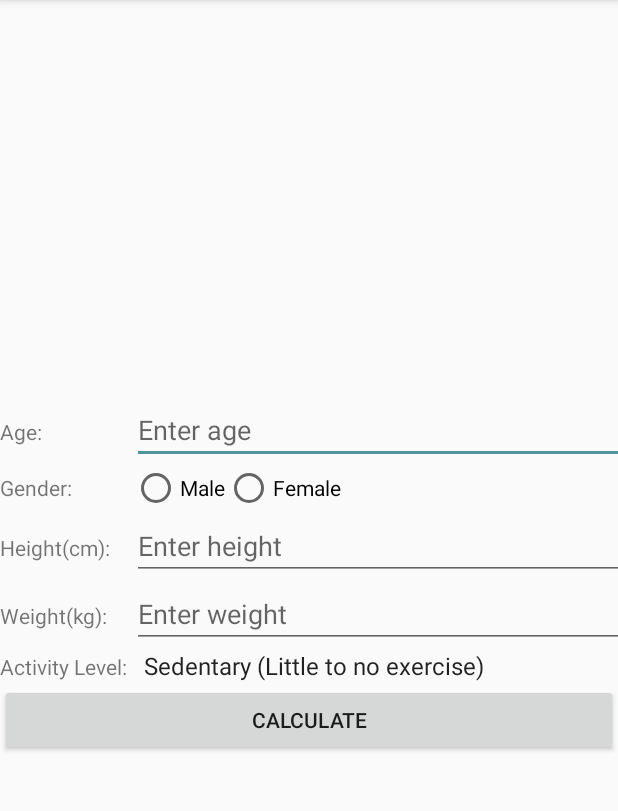
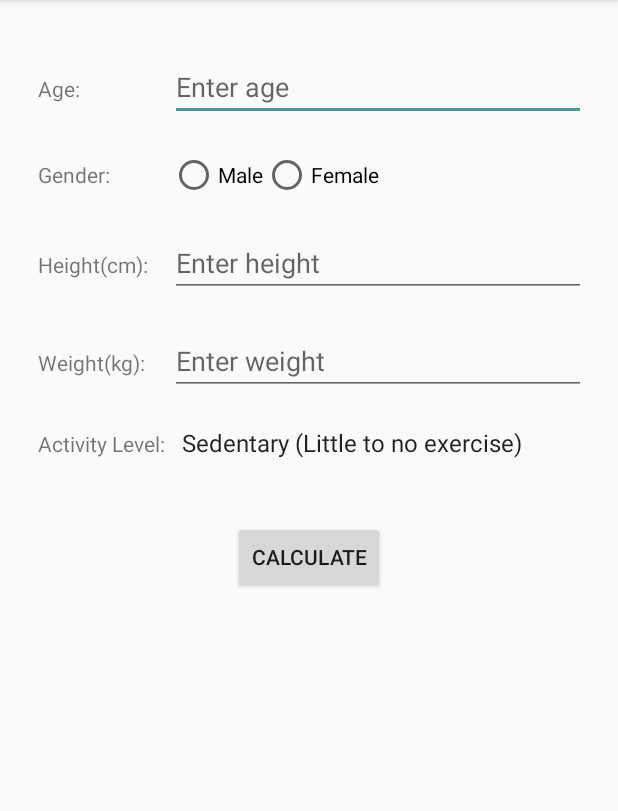
Before and after one commit to DavidOsburnUTS/1A_Old_Project, an Android app: the CalorieCalc screen opened directly, with no data from a screen before it, on a phone screen of 412 x 824 dp, the part 84-895 px from its top. Run offline under Robolectric (Android 15) with nearby library versions, the light colour scheme and no system bars.

Commit message:
changed bit of the calorie layout

```diff
--- a/app/src/main/res/layout/activity_calorie_calc.xml
+++ b/app/src/main/res/layout/activity_calorie_calc.xml
@@ -4,15 +4,17 @@
     xmlns:tools="http://schemas.android.com/tools"
     android:layout_width="match_parent"
     android:layout_height="match_parent"
+    android:layout_margin="25dp"
     tools:context=".CalorieCalc">
 
     <TableLayout
+        android:id="@+id/calorie_table_layout"
         android:layout_centerHorizontal="true"
-        android:layout_centerVertical="true"
         android:layout_width="wrap_content"
         android:layout_height="wrap_content">
 
-        <TableRow>
+        <TableRow
+            android:layout_marginVertical="10dp">
 
             <TextView
                 android:layout_width="wrap_content"
@@ -22,10 +24,12 @@
             <EditText
                 android:layout_width="wrap_content"
                 android:layout_height="wrap_content"
+                android:inputType="number"
                 android:hint="Enter age" />
         </TableRow>
 
-        <TableRow>
+        <TableRow
+            android:layout_marginVertical="10dp">
 
             <TextView
                 android:layout_width="wrap_content"
@@ -50,7 +54,8 @@
             </RadioGroup>
         </TableRow>
 
-        <TableRow>
+        <TableRow
+            android:layout_marginVertical="10dp">
             <TextView
                 android:layout_width="wrap_content"
                 android:layout_height="wrap_content"
@@ -58,10 +63,12 @@
             <EditText
                 android:layout_width="wrap_content"
                 android:layout_height="wrap_content"
+                android:inputType="number"
                 android:hint="Enter height"/>
         </TableRow>
 
-        <TableRow>
+        <TableRow
+            android:layout_marginVertical="10dp">
             <TextView
                 android:layout_width="wrap_content"
                 android:layout_height="wrap_content"
@@ -69,9 +76,11 @@
             <EditText
                 android:layout_width="wrap_content"
                 android:layout_height="wrap_content"
+                android:inputType="number"
                 android:hint="Enter weight"/>
         </TableRow>
-        <TableRow>
+        <TableRow
+            android:layout_marginVertical="10dp">
             <TextView
                 android:layout_width="wrap_content"
                 android:layout_height="wrap_content"
@@ -85,13 +94,15 @@
             </Spinner>
         </TableRow>
 
-            <Button
-                android:id="@+id/calculateBtn"
-                android:layout_width="wrap_content"
-                android:layout_height="wrap_content"
-                android:layout_gravity="center"
-                android:text="Calculate"/>
-
     </TableLayout>
 
+    <Button
+        android:id="@+id/calculateBtn"
+        android:layout_width="wrap_content"
+        android:layout_height="wrap_content"
+        android:layout_centerHorizontal="true"
+        android:layout_marginVertical="30dp"
+        android:text="Calculate"
+        android:layout_below="@id/calorie_table_layout"/>
+
 </RelativeLayout>
```
